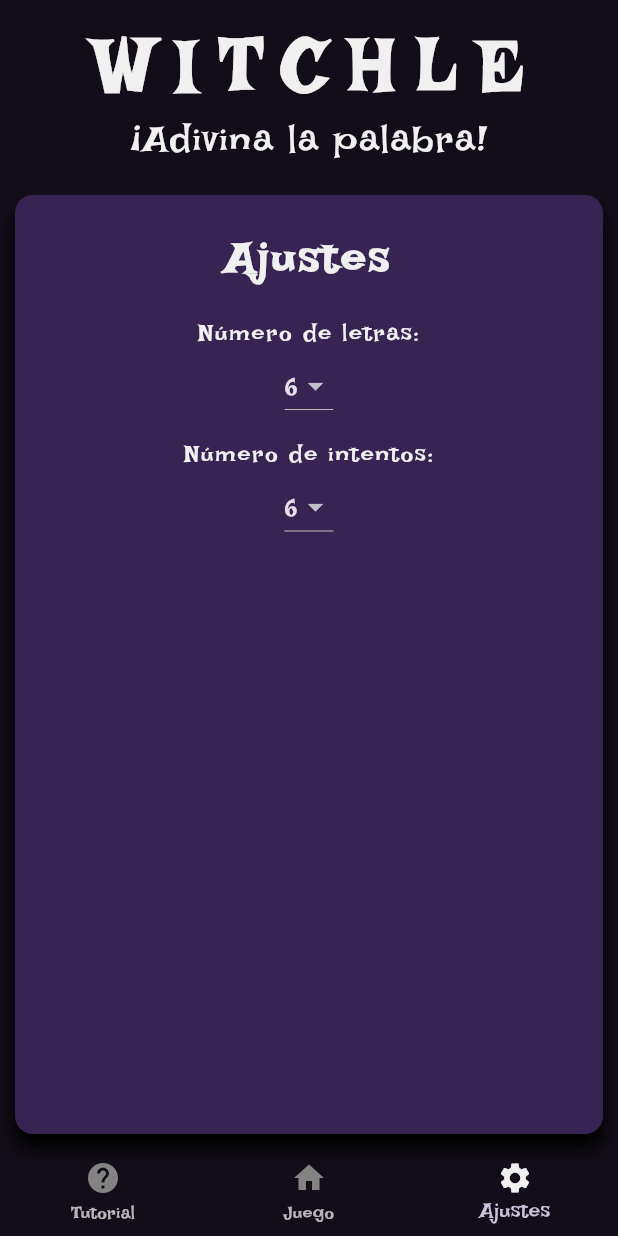
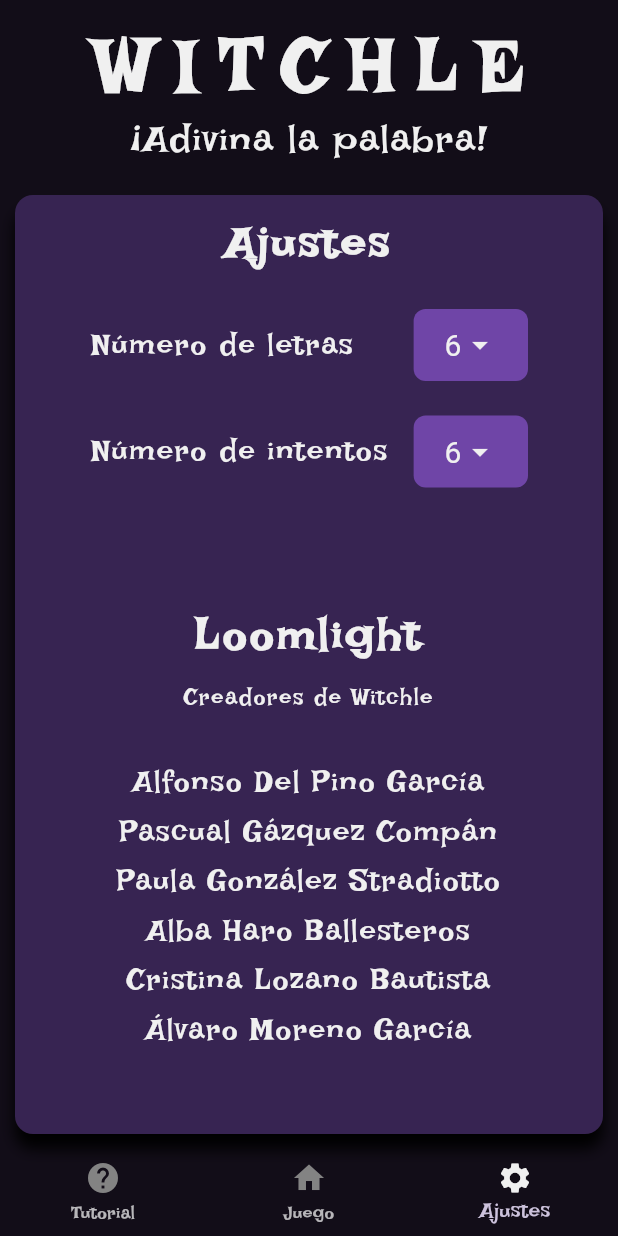
Before and after one commit to loomlight-games/Witchle, a Flutter app: the screen it shows after launch, item 3 of the bottom bar chosen, on a phone screen of 412 x 824 dp. Run offline on Flutter 3.47's test engine with Material 3 defaults, Android fonts, the light colour scheme and no system bars; our stand-ins replace equatable, flip_card.

Commit message:
Credits in settings screen

```diff
--- a/lib/game/screens/settings_screen.dart
+++ b/lib/game/screens/settings_screen.dart
@@ -12,7 +12,7 @@ class _SettingsScreenState extends State<SettingsScreen> {
 
   // Define a TextStyle for normal text to ensure consistency
   static const TextStyle normalTextStyle = TextStyle(
-    fontSize: 16,
+    fontSize: 20,
     fontWeight: FontWeight.normal,
     letterSpacing: 1,
     color: letterColor, // Use a predefined color for text
@@ -32,6 +32,7 @@ class _SettingsScreenState extends State<SettingsScreen> {
   final SettingsManager settings = SettingsManager();
 
   // METHODS ////////////////////////////////////////////////////////////////
+
   // Method to create the title widget
   Widget _buildTitle(String title) {
     return Padding(
@@ -44,93 +45,148 @@ class _SettingsScreenState extends State<SettingsScreen> {
     );
   }
 
+  // Reusable method to create a DropdownButton
+  Widget _buildDropdownButton({
+    required String label,
+    required int value,
+    required List<int> options,
+    required ValueChanged<int?> onChanged,
+  }) {
+    return Padding(
+      padding: const EdgeInsets.symmetric(
+          vertical: 10, horizontal: 50), // Add vertical and horizontal padding
+      child: Row(
+        mainAxisAlignment:
+            MainAxisAlignment.spaceBetween, // Aligns items with space between
+        children: [
+          Text(
+            label,
+            style: normalTextStyle,
+          ),
+          Container(
+            padding: const EdgeInsets.symmetric(horizontal: 20),
+            decoration: BoxDecoration(
+              color: specialButtonColor, // Background color for the dropdown
+              borderRadius: BorderRadius.circular(8.0), // Rounded corners
+            ),
+            child: DropdownButton<int>(
+              value: value,
+              items: options.map((int option) {
+                return DropdownMenuItem<int>(
+                  value: option,
+                  child: Text(option.toString()),
+                );
+              }).toList(),
+              onChanged: onChanged,
+              dropdownColor:
+                  specialButtonColor, // Background color of the dropdown menu
+              icon: Icon(Icons.arrow_drop_down,
+                  color: letterColor), // Custom icon
+              underline: SizedBox(), // Remove the default underline
+              style: normalTextStyle, // Text style for the dropdown items
+            ),
+          ),
+        ],
+      ),
+    );
+  }
+
+  // Method to create the credits
+  Widget _buildCredits() {
+    const List<String> names = [
+      'Alfonso Del Pino García',
+      'Pascual Gázquez Compán',
+      'Paula González Stradiotto',
+      'Alba Haro Ballesteros',
+      'Cristina Lozano Bautista',
+      'Álvaro Moreno García',
+    ];
+
+    return Padding(
+      padding: const EdgeInsets.all(10.0), // Add vertical padding
+      child: Column(
+        crossAxisAlignment: CrossAxisAlignment.center,
+        children: [
+          _buildTitle('Loomlight'),
+          Text(
+            'Creadores de Witchle',
+            style: TextStyle(
+              fontSize: 15,
+              fontWeight: FontWeight.normal,
+              letterSpacing: 1,
+              color: letterColor, // Use a predefined color for text
+            ),
+            textAlign: TextAlign.center, // Center the text horizontally
+          ),
+          SizedBox(height: 30),
+          ...names.map((name) {
+            return Padding(
+              padding: const EdgeInsets.symmetric(
+                  vertical: 2.0), // Add spacing between names
+              child: Text(
+                name,
+                style: normalTextStyle,
+                textAlign: TextAlign.center, // Center the text horizontally
+              ),
+            );
+          }),
+        ],
+      ),
+    );
+  }
+
   // WIDGET /////////////////////////////////////////////////////////////////
   @override
   Widget build(BuildContext context) {
-    // Build method to construct the UI of the screen
     return Scaffold(
-      body: Column(
-        children: [
-          Expanded(
-            child: Container(
-              width: double.infinity, // Make the container take full width
-              margin:
-                  const EdgeInsets.all(10.0), // Add margin around the container
+      body: Container(
+        width: double.infinity,
+        margin: const EdgeInsets.all(10.0),
         decoration: BoxDecoration(
-                color: buttonInitialColor, // Background color for the container
-                borderRadius: BorderRadius.circular(12.0), // Rounded corners
+          color: buttonInitialColor,
+          borderRadius: BorderRadius.circular(12.0),
           boxShadow: [
             BoxShadow(
-                    color: Colors.black, // Shadow color
-                    blurRadius: 8.0, // Shadow blur radius
-                    offset: Offset(0, 10), // Shadow offset
+              color: Colors.black,
+              blurRadius: 8.0,
+              offset: Offset(0, 10),
             ),
           ],
         ),
         child: ClipRRect(
-                borderRadius: BorderRadius.circular(
-                    12.0), // Ensure content respects the border radius
-                child: SingleChildScrollView(
-                  // Use SingleChildScrollView to prevent overflow
+          borderRadius: BorderRadius.circular(12.0),
           child: Column(
+            mainAxisAlignment:
+                MainAxisAlignment.spaceBetween, // Distribute space
             children: [
-                      const SizedBox(height: 10),
               _buildTitle('Ajustes'),
-                      const Padding(
-                        padding: EdgeInsets.only(top: 7),
-                        child: Text(
-                          'Número de letras:',
-                          textAlign:
-                              TextAlign.center, // Center the text horizontally
-                          style: normalTextStyle,
-                        ),
-                      ),
-                      DropdownButton<int>(
+              _buildDropdownButton(
+                label: 'Número de letras',
                 value: settings.selectedLetters,
-                        items: letterOptions.map((int value) {
-                          return DropdownMenuItem<int>(
-                            value: value,
-                            child: Text(value.toString()),
-                          );
-                        }).toList(),
+                options: letterOptions,
                 onChanged: (int? newValue) {
                   setState(() {
                     settings.selectedLetters = newValue!;
                   });
                 },
               ),
-                      const Padding(
-                        padding: EdgeInsets.only(top: 10),
-                        child: Text(
-                          'Número de intentos:',
-                          textAlign:
-                              TextAlign.center, // Center the text horizontally
-                          style: normalTextStyle,
-                        ),
-                      ),
-                      DropdownButton<int>(
+              _buildDropdownButton(
+                label: 'Número de intentos',
                 value: settings.selectedGuesses,
-                        items: guessOptions.map((int value) {
-                          return DropdownMenuItem<int>(
-                            value: value,
-                            child: Text(value.toString()),
-                          );
-                        }).toList(),
+                options: guessOptions,
                 onChanged: (int? newValue) {
                   setState(() {
                     settings.selectedGuesses = newValue!;
                   });
                 },
               ),
-                      const SizedBox(height: 10),
+              SizedBox(height: 40),
+              _buildCredits(),
+              SizedBox(height: 40),
             ],
           ),
         ),
       ),
-            ),
-          ),
-        ],
-      ),
     );
   }
 }
```
Lines whose indentation alone changed are shown as unchanged.
